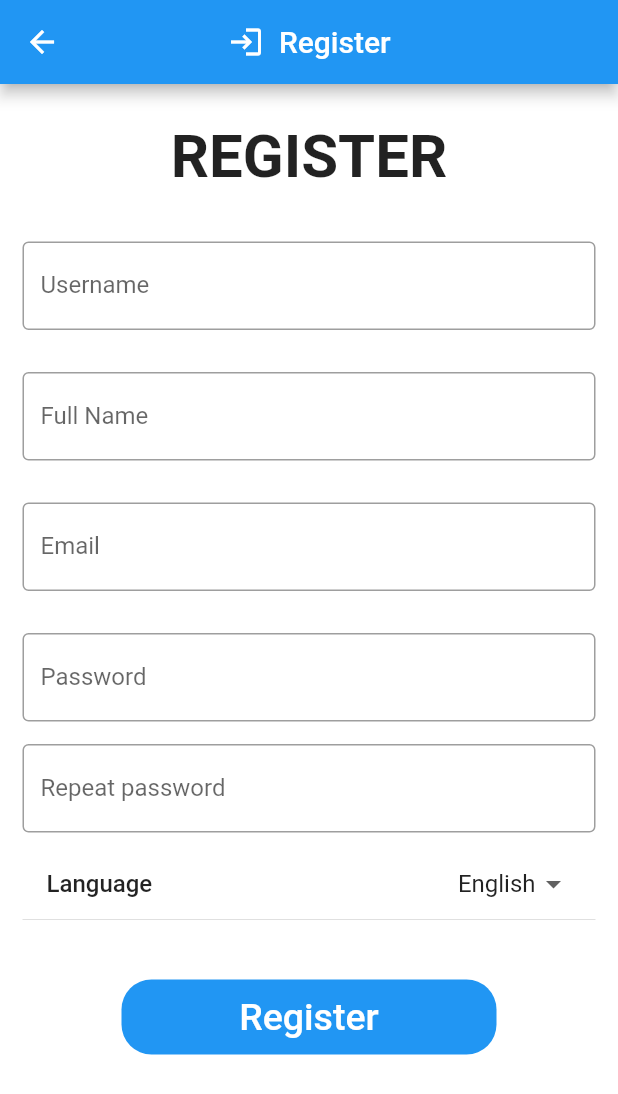
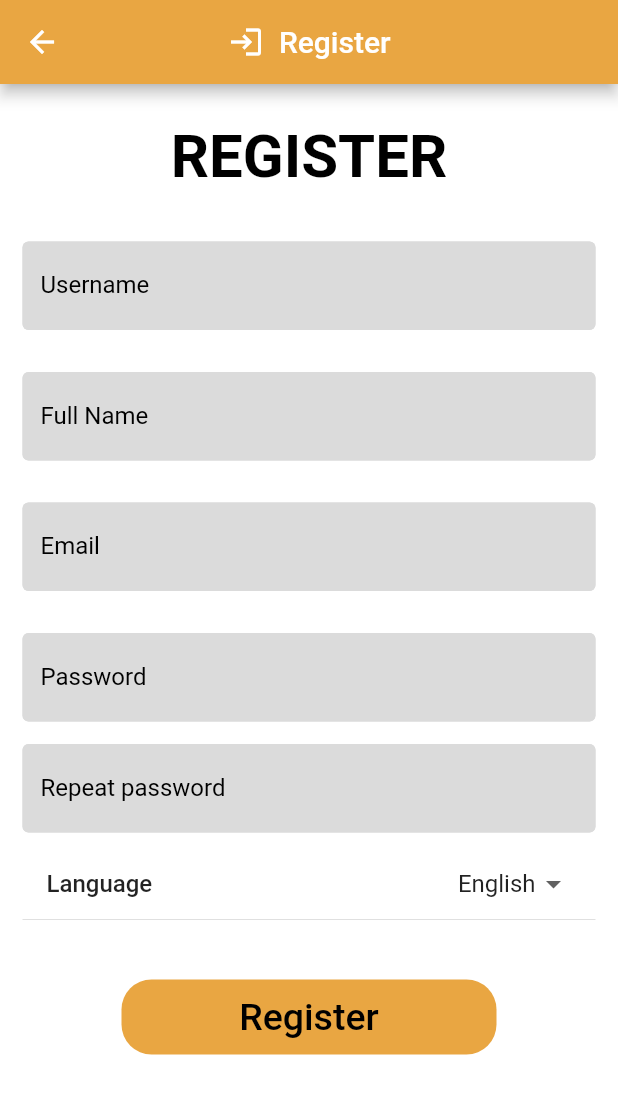
Before and after one commit to mirarnau/Frontend_Project-EA, a Flutter app: the screen it shows after launch, after a tap on "New User? Create Account", on a phone screen of 412 x 824 dp. Shown: the top 1094 px of the screen. Run offline on Flutter 3.47's test engine with Material 2 defaults, Android fonts, the phone set to English and light mode, and no system bars; drawn by our look-alikes of flutter_settings_screens; our stand-ins replace email_validator, flutter_translate, google_sign_in, localstorage, shared_preferences; missing offline and left inert: tutorial_coach_mark; accounts and stored records are empty; key blocks and very long unbroken strings in the code were emptied for the run.

Commit message:
light/dark mode colors

```diff
--- a/assets/i18n/ca.json
+++ b/assets/i18n/ca.json
@@ -99,12 +99,13 @@
     "restaurants_page":
     {
         "filter": "Filtri la seva cerca",
-        "no_match": "Ho setntim, cap restaurant coincideix amb les seves preferències",
+        "no_match": "Ho sentim, cap restaurant coincideix amb les seves preferències",
         "no_rest": "Aquest usuari no té restaurants",
         "filter_style": "Filtrar per estil",
         "select_style": "Seleccioni l'estil del menjar",
         "filter_pref": "Filtrar per preferencies",
-        "select_pref": "Seleccioni les seves preferencies"
+        "select_pref": "Seleccioni les seves preferencies",
+        "make_res": "Faci una reserva"
     },
 
     "tickets_page":
--- a/assets/i18n/en.json
+++ b/assets/i18n/en.json
@@ -104,7 +104,8 @@
         "filter_style": "Filter by style",
         "select_style": "Select the style of food",
         "filter_pref": "Filter by preferences",
-        "select_pref": "Select your preferences"
+        "select_pref": "Select your preferences",
+        "make_res": "Make reservation"
     },
 
     "tickets_page":
--- a/assets/i18n/es.json
+++ b/assets/i18n/es.json
@@ -104,7 +104,8 @@
         "filter_style": "Filtrar por estilo",
         "select_style": "Seleccione el estilo de la comida",
         "filter_pref": "Filtrar por preferencias",
-        "select_pref": "Seleccione sus preferencias"
+        "select_pref": "Seleccione sus preferencias",
+        "make_res": "Haga una reserva"
     },
 
     "tickets_page":
--- a/lib/main.dart
+++ b/lib/main.dart
@@ -56,7 +56,11 @@ class MyApp extends StatelessWidget {
               cardColor:Color.fromARGB(255, 56, 55, 55),
               focusColor: Color.fromARGB(255, 213, 94, 85),
               indicatorColor: Colors.white,
-              shadowColor: Color.fromARGB(255, 104, 104, 104)
+              shadowColor: Color.fromARGB(255, 104, 104, 104),
+              hoverColor: Color.fromARGB(255, 96, 66, 64),
+              highlightColor: Colors.white,
+              hintColor: Color.fromARGB(255, 56, 55, 55),
+
             )
             : ThemeData.light().copyWith(
               primaryColor: Color.fromARGB(255, 233, 166, 66),
@@ -66,7 +70,10 @@ class MyApp extends StatelessWidget {
               cardColor:Color.fromARGB(255, 233, 166, 66),
               focusColor: Color.fromARGB(255, 255, 255, 255),
               indicatorColor: Color.fromARGB(255, 217, 105, 105),
-              shadowColor: Color.fromARGB(255, 170, 170, 170)
+              shadowColor: Color.fromARGB(255, 170, 170, 170),
+              hoverColor: Color.fromARGB(255, 253, 225, 187),
+              highlightColor: Colors.black,
+              hintColor: Color.fromARGB(255, 219, 219, 219),
             ),
           home: LoginPage(),
         ),
--- a/lib/pages/accountSettings.dart
+++ b/lib/pages/accountSettings.dart
@@ -22,6 +22,7 @@ class _AccountPage extends State<AccountPage> {
     return Scaffold(
       appBar: AppBar(
         title: Text(translate('app_bar.title')),
+        backgroundColor: Theme.of(context).cardColor,
         ),
       body: Center(
         child: Column(
--- a/lib/pages/chatPage.dart
+++ b/lib/pages/chatPage.dart
@@ -65,6 +65,7 @@ class _ChatPageState extends State<ChatPage> {
       appBar: AppBar(
         elevation: 0,
         automaticallyImplyLeading: false,
+        backgroundColor: Theme.of(context).cardColor,
         flexibleSpace: SafeArea(
           child: Container(
             padding: EdgeInsets.only(right: 16),
--- a/lib/pages/createUserPage.dart
+++ b/lib/pages/createUserPage.dart
@@ -36,6 +36,7 @@ class _CreateUserPageState extends State<CreateUser> {
 
     return Scaffold(
       appBar: AppBar(
+        backgroundColor: Theme.of(context).cardColor,
         title: Row(
           mainAxisAlignment: MainAxisAlignment.start,
           children: [
@@ -56,9 +57,13 @@ class _CreateUserPageState extends State<CreateUser> {
             TextField(
               controller: customernameController,
               decoration: InputDecoration(
+                filled: true,
+                fillColor: Theme.of(context).hintColor,
                 icon: Icon(Icons.person),
                 hintText: translate('login_page.enter_user'),
                 labelText: translate('login_page.username'),
+                labelStyle: TextStyle(color: Theme.of(context).highlightColor),
+                hintStyle: TextStyle(color: Theme.of(context).highlightColor),
               ),
             ),
             TextField(
--- a/lib/pages/emailPage.dart
+++ b/lib/pages/emailPage.dart
@@ -53,6 +53,7 @@ class _EmailPageState extends State<EmailPage> {
     return Scaffold(
       appBar: AppBar(
         title: Text(translate('email_page.title')),
+        backgroundColor: Theme.of(context).cardColor,
         centerTitle: true,
       ),
       body: SingleChildScrollView(
@@ -85,6 +86,9 @@ class _EmailPageState extends State<EmailPage> {
               onPressed: () => launchEmail(
                 subject: controllerSubject.text,
                 message: controllerMessage.text,
+              ),
+              style: ElevatedButton.styleFrom(
+                primary: Theme.of(context).cardColor,
               ),
             ),
           ],
--- a/lib/pages/listRestaurantsPage.dart
+++ b/lib/pages/listRestaurantsPage.dart
@@ -53,7 +53,7 @@ class _RestaurantsPageState extends State<ListRestaurantsPage> {
     if (listRestaurants == null){
       return  Scaffold(
         appBar: AppBar(
-          backgroundColor: const Color.fromARGB(255, 76, 75, 75),
+          backgroundColor: Theme.of(context).cardColor,
           title: Text (translate('restaurants_page.filter')),
         ),
         drawer: NavDrawer(customer: widget.customer, previousTags: widget.newTags),
@@ -122,6 +122,7 @@ class _RestaurantsPageState extends State<ListRestaurantsPage> {
     return Scaffold(
         appBar: AppBar(
           title: Text (translate('restaurants_page.filter')),
+          backgroundColor: Theme.of(context).cardColor,
         ),
         drawer: NavDrawer(customer: widget.customer, previousTags: widget.newTags),
         body: Container(
--- a/lib/pages/loginPage.dart
+++ b/lib/pages/loginPage.dart
@@ -81,11 +81,11 @@ class _LoginPageState extends State<LoginPage> {
       body: Container(
         width: MediaQuery.of(context).size.width,
         height: MediaQuery.of(context).size.height,
-        color: const Color.fromARGB(255, 48, 48, 48),
+        color: Theme.of(context).canvasColor,
         child: SingleChildScrollView(
           child: Column(
             children: <Widget>[
-              const Padding(
+              Padding(
                 padding: EdgeInsets.only(top: 100.0),
                 child: Center(
                   child: SizedBox(
@@ -97,7 +97,7 @@ class _LoginPageState extends State<LoginPage> {
                         style: TextStyle(
                             fontSize: 40,
                             fontWeight: FontWeight.bold,
-                            color: Color.fromARGB(255, 213, 67, 67)),
+                            color: Theme.of(context).primaryColor),
                       )
                   ),
                 ),
@@ -108,12 +108,15 @@ class _LoginPageState extends State<LoginPage> {
                     controller: customernameController,
                     decoration: InputDecoration(
                         filled: true,
-                        fillColor: Color.fromARGB(255, 57, 57, 57),
+                        fillColor: Theme.of(context).hintColor,
                         border: OutlineInputBorder(),
                         labelText: translate('login_page.username'),
                         labelStyle:
-                            TextStyle(color: Color.fromARGB(255, 0, 0, 0)),
-                        hintText: translate('login_page.enter_user')),
+                            TextStyle(color: Theme.of(context).highlightColor),
+                        hintText: translate('login_page.enter_user'),
+                        hintStyle:
+                            TextStyle(color: Theme.of(context).highlightColor)),
+
                   ),
                 ),
                 Padding(
@@ -124,12 +127,14 @@ class _LoginPageState extends State<LoginPage> {
                     obscureText: true,
                     decoration: InputDecoration(
                         filled: true,
-                        fillColor: Color.fromARGB(255, 57, 57, 57),
+                        fillColor: Theme.of(context).hintColor,
                         border: OutlineInputBorder(),
                         labelText: translate('login_page.password'),
                         labelStyle:
-                            TextStyle(color: Color.fromARGB(255, 0, 0, 0)),
-                        hintText: translate('login_page.enter_pass')),
+                            TextStyle(color: Theme.of(context).highlightColor),
+                        hintText: translate('login_page.enter_pass'),
+                        hintStyle:
+                            TextStyle(color: Theme.of(context).highlightColor)),
                   ),
                 ),
                 Padding(
@@ -146,11 +151,11 @@ class _LoginPageState extends State<LoginPage> {
                   height: 50,
                   width: 250,
                   decoration: BoxDecoration(
-                      color: const Color.fromARGB(255, 213, 67, 67),
+                      color: Theme.of(context).primaryColor,
                       borderRadius: BorderRadius.circular(20)),
                   child: TextButton(
                     style: TextButton.styleFrom(
-                        primary: const Color.fromARGB(255, 213, 67, 67)),
+                        primary: Theme.of(context).primaryColor),
                     onPressed: () async {
                       if ((customernameController.text.isNotEmpty) &&
                           (passwordController.text.isNotEmpty) &&
@@ -220,7 +225,7 @@ class _LoginPageState extends State<LoginPage> {
                     },
                     child: Text(
                       translate('login_page.login'),
-                      style: TextStyle(color: Colors.white, fontSize: 25),
+                      style: TextStyle(color: Theme.of(context).canvasColor, fontSize: 25),
                     ),
                   ),
                 ),
--- a/lib/pages/mainPage.dart
+++ b/lib/pages/mainPage.dart
@@ -66,8 +66,8 @@ class _MainPageState extends State<MainPage> {
           ),
         ],
         currentIndex: _selectedIndex,
-        unselectedItemColor: Theme.of(context).secondaryHeaderColor,
-        selectedItemColor: Theme.of(context).backgroundColor,
+        unselectedItemColor: Theme.of(context).shadowColor,
+        selectedItemColor: Theme.of(context).primaryColor,
         onTap: _onItemTapped,
       ),
     );
--- a/lib/pages/registerPage.dart
+++ b/lib/pages/registerPage.dart
@@ -80,6 +80,7 @@ class _RegisterPageState extends State<RegisterPage> {
 
     return Scaffold(
       appBar: AppBar(
+        backgroundColor: Theme.of(context).cardColor,
         title: Row(
           mainAxisAlignment: MainAxisAlignment.start,
           children: [
@@ -103,7 +104,7 @@ class _RegisterPageState extends State<RegisterPage> {
                       translate('login_page.register').toUpperCase(),
                       textAlign: TextAlign.center,
                       style:
-                          TextStyle(fontSize: 40, fontWeight: FontWeight.bold),
+                          TextStyle(color: Theme.of(context).highlightColor, fontSize: 40, fontWeight: FontWeight.bold),
                     )
                     //Image.asset('assets/images/like.png')),
                     ),
@@ -114,9 +115,13 @@ class _RegisterPageState extends State<RegisterPage> {
               child: TextField(
                 controller: customernameController,
                 decoration: InputDecoration(
-                    border: OutlineInputBorder(),
-                    labelText: translate('login_page.username'),
-                    hintText: translate('login_page.enter_user')),
+                  filled: true,
+                  fillColor: Theme.of(context).hintColor,
+                  border: OutlineInputBorder(),
+                  labelText: translate('login_page.username'),
+                  hintText: translate('login_page.enter_user'),
+                  labelStyle: TextStyle(color: Theme.of(context).highlightColor),
+                  hintStyle: TextStyle(color: Theme.of(context).highlightColor)),
                 onChanged: (val) {
                   validation(val);
                 },
@@ -135,9 +140,13 @@ class _RegisterPageState extends State<RegisterPage> {
               child: TextField(
                 controller: fullnameController,
                 decoration: InputDecoration(
+                    filled: true,
+                    fillColor: Theme.of(context).hintColor,
                     border: OutlineInputBorder(),
                     labelText: translate('login_page.fullname'),
-                    hintText: translate('login_page.enter_full')),
+                    hintText: translate('login_page.enter_full'),
+                    labelStyle: TextStyle(color: Theme.of(context).highlightColor),
+                    hintStyle: TextStyle(color: Theme.of(context).highlightColor)),
                 onChanged: (val) {
                   validation(val);
                 },
@@ -158,7 +167,11 @@ class _RegisterPageState extends State<RegisterPage> {
                 decoration: InputDecoration(
                     border: OutlineInputBorder(),
                     labelText: translate('login_page.email'),
-                    hintText: translate('login_page.enter_email')),
+                    hintText: translate('login_page.enter_email'),
+                    filled: true,
+                    fillColor: Theme.of(context).hintColor,
+                    labelStyle: TextStyle(color: Theme.of(context).highlightColor),
+                    hintStyle: TextStyle(color: Theme.of(context).highlightColor)),
                 onChanged: (val) {
                   validateEmail(val);
                 },
@@ -180,7 +193,11 @@ class _RegisterPageState extends State<RegisterPage> {
                 decoration: InputDecoration(
                     border: OutlineInputBorder(),
                     labelText: translate('login_page.password'),
-                    hintText: translate('login_page.enter_pass')),
+                    hintText: translate('login_page.enter_pass'),
+                    filled: true,
+                    fillColor: Theme.of(context).hintColor,
+                    labelStyle: TextStyle(color: Theme.of(context).highlightColor),
+                    hintStyle: TextStyle(color: Theme.of(context).highlightColor)),
               ),
             ),
             Padding(
@@ -192,7 +209,11 @@ class _RegisterPageState extends State<RegisterPage> {
                 decoration: InputDecoration(
                     border: OutlineInputBorder(),
                     labelText: translate('login_page.password_repeat'),
-                    hintText: translate('login_page.password_again')),
+                    hintText: translate('login_page.password_again'),
+                    filled: true,
+                    fillColor: Theme.of(context).hintColor,
+                    labelStyle: TextStyle(color: Theme.of(context).highlightColor),
+                    hintStyle: TextStyle(color: Theme.of(context).highlightColor)),
               ),
             ),
             Padding(
@@ -204,7 +225,7 @@ class _RegisterPageState extends State<RegisterPage> {
               height: 50,
               width: 250,
               decoration: BoxDecoration(
-                  color: Colors.blue, borderRadius: BorderRadius.circular(20)),
+                  color: Theme.of(context).primaryColor, borderRadius: BorderRadius.circular(20)),
               child: TextButton(
                 onPressed: () async {
                   if ((customernameController.text.isNotEmpty) &&
@@ -269,7 +290,7 @@ class _RegisterPageState extends State<RegisterPage> {
                 },
                 child: Text(
                   translate('login_page.register'),
-                  style: TextStyle(color: Colors.white, fontSize: 25),
+                  style: TextStyle(color: Theme.of(context).highlightColor, fontSize: 25),
                 ),
               ),
             ),
```
Also changed, not shown: lib/pages/createTicketPage.dart (+18 -17 lines), lib/pages/infoRestaurantPage.dart (+10 -7 lines), lib/pages/profilePage.dart (+15 -13 lines), lib/pages/ticketsPage.dart (+24 -21 lines), lib/widgets/lateralChatWidget.dart (+14 -14 lines), lib/widgets/lateralRestaurantWidget.dart (+19 -19 lines).
